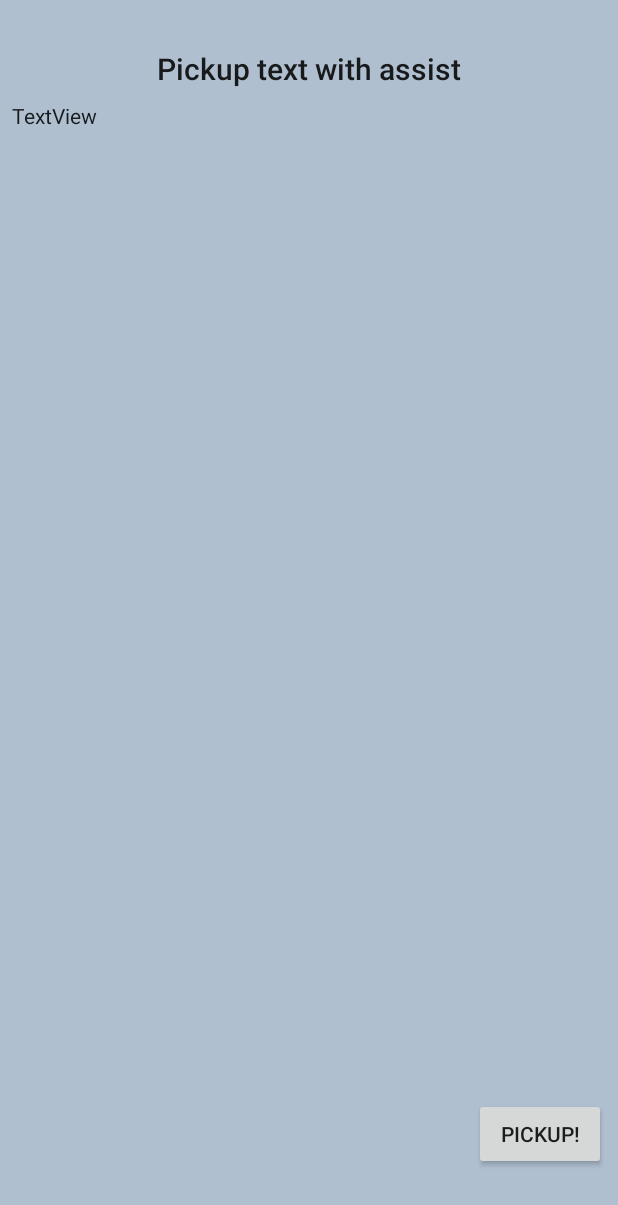
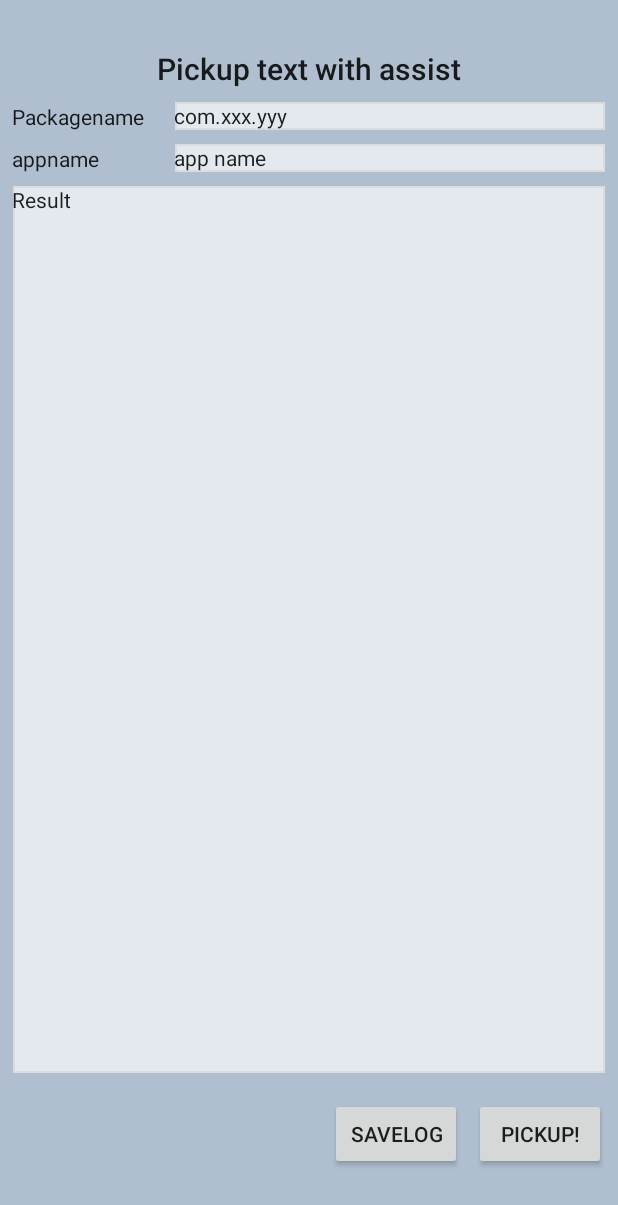
Before and after one commit to mins01/android_androidassist, an Android app: the layout assist_main.xml on its own in the app's theme, with its tools: preview values and no code run, on a phone screen of 412 x 824 dp. Shown: the top 1205 px of the screen. Run offline under Robolectric (Android 15) with nearby library versions, the phone set to English and light mode, and no system bars.

Commit message:
add SAVELOG : save log to DOCUMENTS

```diff
--- a/app/src/main/AndroidManifest.xml
+++ b/app/src/main/AndroidManifest.xml
@@ -35,5 +35,8 @@
 
     </application>
     <uses-permission android:name="android.permission.INTERNET" />
+    <uses-permission android:name="android.permission.WRITE_EXTERNAL_STORAGE"/>
+    <uses-permission android:name="android.permission.READ_EXTERNAL_STORAGE"/>
+
 
 </manifest>
--- /dev/null
+++ b/app/src/main/res/drawable/border.xml
@@ -0,0 +1,18 @@
+<?xml version="1.0" encoding="utf-8"?>
+<layer-list xmlns:android="http://schemas.android.com/apk/res/android" >
+
+    <item
+        android:bottom="1dp"
+        android:left="1dp"
+        android:right="1dp"
+        android:top="1dp">
+        <shape android:shape="rectangle" >
+            <stroke
+                android:width="1dp"
+                android:color="#dcdcdc" />
+
+            <solid android:color="#aFFF" />
+        </shape>
+    </item>
+
+</layer-list>
--- a/app/src/main/res/layout/assist_main.xml
+++ b/app/src/main/res/layout/assist_main.xml
@@ -2,6 +2,7 @@
 <android.support.constraint.ConstraintLayout xmlns:android="http://schemas.android.com/apk/res/android"
     xmlns:app="http://schemas.android.com/apk/res-auto"
     xmlns:tools="http://schemas.android.com/tools"
+    android:id="@+id/constraintLayout"
     android:layout_width="match_parent"
     android:layout_height="match_parent"
     tools:context=".MainActivity">
@@ -36,19 +37,74 @@
         <TextView
             android:id="@+id/tvTest"
             android:layout_width="0dp"
-            android:layout_height="wrap_content"
+            android:layout_height="0dp"
             android:layout_marginStart="8dp"
             android:layout_marginTop="8dp"
             android:layout_marginEnd="8dp"
             android:layout_marginBottom="8dp"
+            android:background="@drawable/border"
             android:scrollbars="vertical"
-            android:text="TextView"
+            android:text="Result"
             android:textAppearance="@style/TextAppearance.AppCompat.Body1"
             app:layout_constraintBottom_toTopOf="@+id/constraintLayoutFooter"
             app:layout_constraintEnd_toEndOf="parent"
             app:layout_constraintStart_toStartOf="parent"
-            app:layout_constraintTop_toBottomOf="@+id/assist_main_title"
+            app:layout_constraintTop_toBottomOf="@+id/tvAppName"
             app:layout_constraintVertical_bias="0.0" />
+
+        <TextView
+            android:id="@+id/tvPackagename"
+            android:layout_width="0dp"
+            android:layout_height="20dp"
+            android:layout_marginStart="8dp"
+            android:layout_marginTop="8dp"
+            android:layout_marginEnd="8dp"
+            android:background="@drawable/border"
+            android:scrollbars="vertical"
+            android:text="com.xxx.yyy"
+            android:textAppearance="@style/TextAppearance.AppCompat.Body1"
+            app:layout_constraintEnd_toEndOf="parent"
+            app:layout_constraintStart_toEndOf="@+id/tvTest4"
+            app:layout_constraintTop_toBottomOf="@+id/assist_main_title" />
+
+        <TextView
+            android:id="@+id/tvAppName"
+            android:layout_width="0dp"
+            android:layout_height="20dp"
+            android:layout_marginStart="8dp"
+            android:layout_marginTop="8dp"
+            android:layout_marginEnd="8dp"
+            android:background="@drawable/border"
+            android:scrollbars="vertical"
+            android:text="app name"
+            android:textAppearance="@style/TextAppearance.AppCompat.Body1"
+            app:layout_constraintEnd_toEndOf="parent"
+            app:layout_constraintStart_toEndOf="@+id/tvTest4"
+            app:layout_constraintTop_toBottomOf="@+id/tvPackagename" />
+
+        <TextView
+            android:id="@+id/tvTest4"
+            android:layout_width="100dp"
+            android:layout_height="wrap_content"
+            android:layout_marginStart="8dp"
+            android:scrollbars="vertical"
+            android:text="Packagename"
+            android:textAppearance="@style/TextAppearance.AppCompat.Body1"
+            app:layout_constraintBottom_toBottomOf="@+id/tvPackagename"
+            app:layout_constraintStart_toStartOf="parent"
+            app:layout_constraintTop_toTopOf="@+id/tvPackagename" />
+
+        <TextView
+            android:id="@+id/tvTest5"
+            android:layout_width="100dp"
+            android:layout_height="wrap_content"
+            android:layout_marginStart="8dp"
+            android:scrollbars="vertical"
+            android:text="appname"
+            android:textAppearance="@style/TextAppearance.AppCompat.Body1"
+            app:layout_constraintBottom_toBottomOf="@+id/tvAppName"
+            app:layout_constraintStart_toStartOf="parent"
+            app:layout_constraintTop_toTopOf="@+id/tvAppName" />
 
         <android.support.constraint.ConstraintLayout
             android:id="@+id/constraintLayoutFooter"
@@ -59,7 +115,7 @@
             app:layout_constraintStart_toStartOf="parent">
 
             <Button
-                android:id="@+id/buttonPickup"
+                android:id="@+id/btnPickup"
                 android:layout_width="wrap_content"
                 android:layout_height="wrap_content"
                 android:layout_marginTop="8dp"
@@ -67,10 +123,18 @@
                 android:text="Pickup!"
                 app:layout_constraintEnd_toEndOf="parent"
                 app:layout_constraintTop_toTopOf="parent" />
+
+            <Button
+                android:id="@+id/btnSaveLog"
+                android:layout_width="wrap_content"
+                android:layout_height="wrap_content"
+                android:layout_marginEnd="8dp"
+                android:text="SAVELOG"
+                app:layout_constraintBottom_toBottomOf="@+id/btnPickup"
+                app:layout_constraintEnd_toStartOf="@+id/btnPickup"
+                app:layout_constraintTop_toTopOf="@+id/btnPickup" />
         </android.support.constraint.ConstraintLayout>
     </android.support.constraint.ConstraintLayout>
 
 
-
-
 </android.support.constraint.ConstraintLayout>
--- a/app/src/main/res/xml/assist_service.xml
+++ b/app/src/main/res/xml/assist_service.xml
@@ -1,4 +1,9 @@
 <?xml version="1.0" encoding="utf-8"?>
+<!--<voice-interaction-service-->
+    <!--xmlns:android="http://schemas.android.com/apk/res/android"-->
+    <!--android:recognitionService="com.mins01.androidassist.AssistLoggerService"-->
+    <!--android:sessionService="com.mins01.androidassist.AssistLoggerSessionService"-->
+    <!--android:supportsAssist="true"/>-->
 <voice-interaction-service
     xmlns:android="http://schemas.android.com/apk/res/android"
     android:recognitionService="com.mins01.androidassist.AssistLoggerService"
```
Also changed, not shown: app/src/main/java/com/mins01/androidassist/AssistLoggerController.java (+192 -2 lines), app/src/main/java/com/mins01/androidassist/AssistLoggerSession.java (+4 -3 lines), app/src/main/java/com/mins01/androidassist/MainActivity.java (+48 -1 lines), app/src/main/res/xml/accessibility_service_config.xml (deleted, +0 -8 lines).
